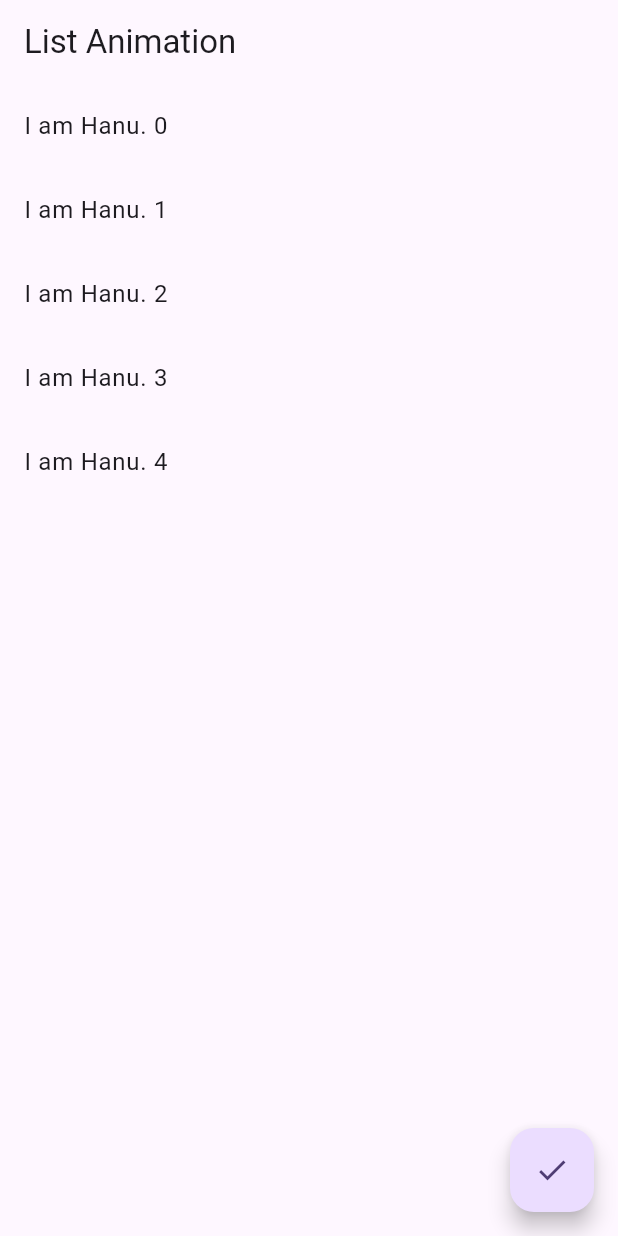
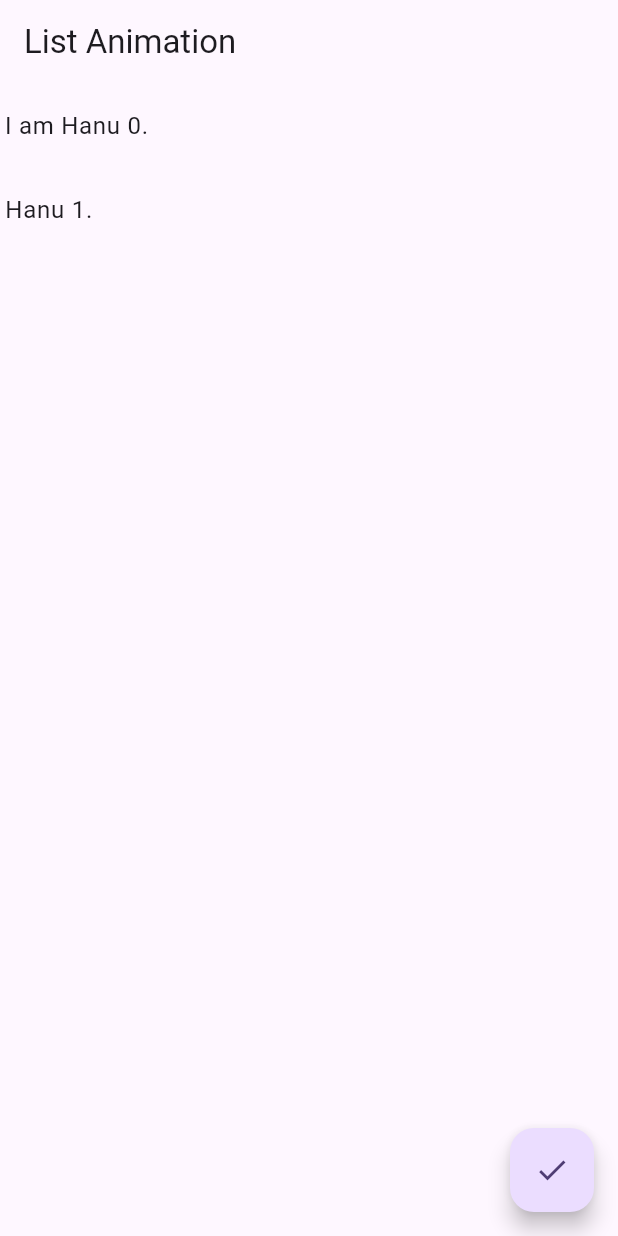
Before and after one commit to HanuShashwat/Flutter-Animation-Practice, a Flutter app: the screen it shows after launch, after a tap on the "done" icon, on a phone screen of 412 x 824 dp. Run offline on Flutter 3.47's test engine with Material 3 defaults, Android fonts, the phone set to English and light mode, and no system bars.

Commit message:
Animated the list with Slide Transition & Interval.

```diff
--- a/lib/explicit_examples/list_animation.dart
+++ b/lib/explicit_examples/list_animation.dart
@@ -1,7 +1,38 @@
 import 'package:flutter/material.dart';
 
-class ListAnimation extends StatelessWidget {
+class ListAnimation extends StatefulWidget {
   const ListAnimation({super.key});
+
+  @override
+  State<ListAnimation> createState() => _ListAnimationState();
+}
+
+class _ListAnimationState extends State<ListAnimation> with SingleTickerProviderStateMixin {
+  late AnimationController controller;
+  late Animation<Offset> slideAnimation;
+  late List<Animation<Offset>> animations = [];
+  final int itemCount = 5;
+
+  @override
+  void initState() {
+    super.initState();
+    controller = AnimationController(
+      vsync: this,
+      duration: const Duration(milliseconds: 2500)
+    );
+
+    animations = List.generate(
+      itemCount, (index) => Tween(
+        begin: const Offset(-1.9, 0),
+        end: Offset.zero
+      ).animate(
+        CurvedAnimation(
+          parent: controller,
+          curve: Interval(index * (1 / itemCount), 1),
+        ),
+      ),
+    );
+  }
 
   @override
   Widget build(BuildContext context) {
@@ -9,16 +40,30 @@ class ListAnimation extends StatelessWidget {
       appBar: AppBar(
       title: const Text("List Animation"),
       ),
-      body: ListView.builder(
-        itemCount: 5,
-        itemBuilder: (context, index) {
-          return ListTile(
-            title: Text('I am Hanu. ${index.toString()}'),
-          );
-        },
+      body: Center(
+        child: SizedBox(
+          width: 140,
+          child: ListView.builder(
+            itemCount: itemCount,
+            itemBuilder: (context, index) {
+              return SlideTransition(
+                position: animations[index],
+                child: ListTile(
+                  title: Text('I am Hanu ${index.toString()}.'),
+                ),
+              );
+            },
+          ),
+        ),
       ),
       floatingActionButton: FloatingActionButton(
-        onPressed: () {},
+        onPressed: () {
+          if(controller.isCompleted) {
+            controller.reverse();
+          } else {
+            controller.forward();
+          }
+        },
         child: const Icon(Icons.done),
       ),
     );
```
